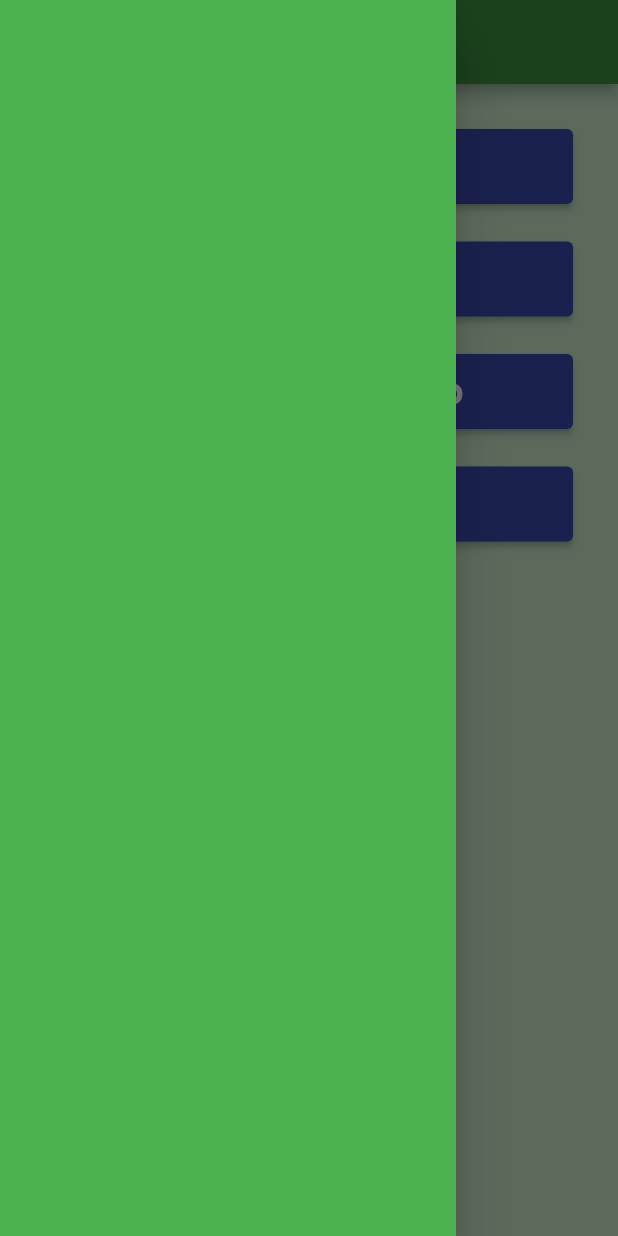
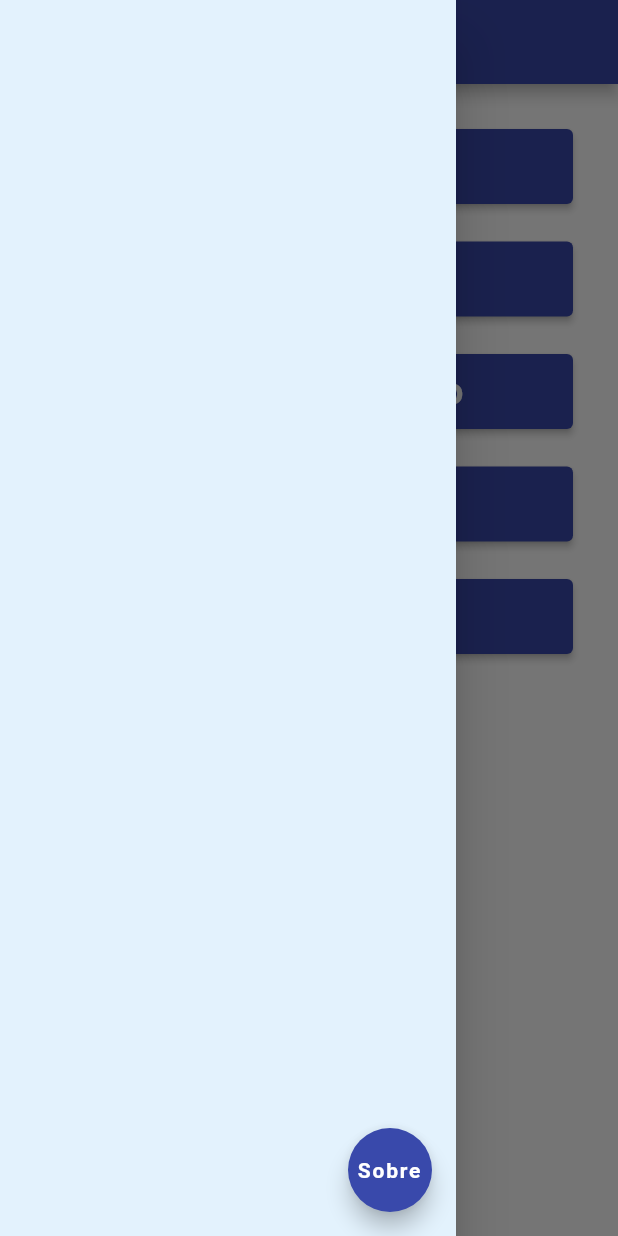
Before and after one commit to alifi3988/TeaKids, a Flutter app: the Principal screen opened by its route, with the side drawer open, on a phone screen of 412 x 824 dp. Run offline on Flutter 3.47's test engine with Material 2 defaults, Android fonts, the phone set to English and light mode, and no system bars.

Commit message:
Atualização do projeto

```diff
--- a/lib/view/animais.dart
+++ b/lib/view/animais.dart
@@ -25,7 +25,7 @@ class _Tela4State extends State<Tela4> {
             'FIGURA DE ANIMAIS',
             style: TextStyle(color: Colors.white),
           ),
-          backgroundColor: Colors.black87,
+          backgroundColor: Colors.indigo.shade600,
         ));
   }
 }
--- a/lib/view/cores.dart
+++ b/lib/view/cores.dart
@@ -25,7 +25,7 @@ class _Tela2State extends State<Tela2> {
             'JOGO DAS CORES',
             style: TextStyle(color: Colors.white),
           ),
-          backgroundColor: Colors.black87,
+          backgroundColor: Colors.indigo.shade600,
         ));
   }
 }
--- a/lib/view/login.dart
+++ b/lib/view/login.dart
@@ -197,7 +197,7 @@ class _LoginState extends State<Login> {
   recuperar() {
     return TextButton(
       onPressed: () {
-        caixaDialogo('Página em construção');
+        Navigator.pushNamed(context, 't10');
       },
       style: TextButton.styleFrom(primary: Colors.black),
       child: const Text("Recuperar a senha"),
@@ -207,6 +207,7 @@ class _LoginState extends State<Login> {
   //
   // CAIXA DE DIÁLOGO
   //
+
   caixaDialogo(msg) {
     return showDialog(
         context: context,
--- a/lib/view/memoria.dart
+++ b/lib/view/memoria.dart
@@ -27,7 +27,7 @@ class _Tela1State extends State<Tela1> {
             'JOGO DA MEMÓRIA',
             style: TextStyle(color: Colors.white),
           ),
-          backgroundColor: Colors.black87,
+          backgroundColor: Colors.indigo.shade600,
         ));
   }
 }
--- a/lib/view/principal.dart
+++ b/lib/view/principal.dart
@@ -1,6 +1,8 @@
 import 'package:flutter/material.dart';
 
 class Principal extends StatefulWidget {
+  const Principal({Key? key}) : super(key: key);
+
   @override
   State<StatefulWidget> createState() => _PrincipaState();
 }
@@ -11,20 +13,31 @@ class _PrincipaState extends State<Principal> {
     // TODO: implement build
     return Scaffold(
       drawer: Drawer(
+        ///menu lateral
         child: Container(
-          color: Color.fromRGBO(76, 175, 80, 1),
-          child: ListView(
-            children: <Widget>[
-              const SizedBox(height: 48),
-            ],
+          color: Color.fromARGB(255, 203, 200, 230),
+          child: Scaffold(
+            backgroundColor: Colors.blue[50],
+            floatingActionButton: FloatingActionButton(
+              /// botão flutuante no menu lateral
+              child: Text(
+                "Sobre",
+                textAlign: TextAlign.center,
+                style: TextStyle(fontWeight: FontWeight.bold),
+              ),
+              backgroundColor: Colors.indigo.shade600,
+              onPressed: () {
+                Navigator.pushNamed(context, 't9');
+              },
+            ),
           ),
         ),
       ),
       appBar: AppBar(
         title: const Text("Menu"),
-        backgroundColor: Colors.green[700],
+        backgroundColor: Colors.indigo.shade600,
       ),
-      backgroundColor: Colors.green[100],
+      backgroundColor: Color.fromARGB(255, 255, 255, 255),
       body: ListView(
         padding: const EdgeInsets.all(30.0),
         //child: GridView.count(
@@ -37,6 +50,8 @@ class _PrincipaState extends State<Principal> {
           botaoJogos("Jogo de Raciocínio", "t5"),
           const SizedBox(height: 25),
           botaoJogos("Figura de animais", "t6"),
+          const SizedBox(height: 25),
+          botaoJogos("Relatório", "t8"),
         ],
         //),
       ),
--- a/lib/view/raciocinio.dart
+++ b/lib/view/raciocinio.dart
@@ -25,7 +25,7 @@ class _Tela3State extends State<Tela3> {
             'JOGO DE RACIOCÍNIO',
             style: TextStyle(color: Colors.white),
           ),
-          backgroundColor: Colors.black87,
+          backgroundColor: Colors.indigo.shade600,
         ));
   }
 }
--- /dev/null
+++ b/lib/view/sobre.dart
@@ -0,0 +1,21 @@
+import 'package:flutter/material.dart';
+
+class Sobre extends StatefulWidget {
+  @override
+  State<StatefulWidget> createState() => _SobreState();
+}
+
+class _SobreState extends State<Sobre> {
+  @override
+  Widget build(BuildContext context) {
+    return Scaffold(
+      appBar: AppBar(
+        title: Text('Sobre'),
+        backgroundColor: Colors.indigo.shade600,
+      ),
+      body: Container(
+        child: Text("    Informações sobre o App"),
+      ),
+    );
+  }
+}
```
Also changed, not shown: lib/main.dart (+7 -1 lines), lib/view/recuperar.dart (added, +21 -0 lines), lib/view/relatorio.dart (added, +24 -0 lines).
